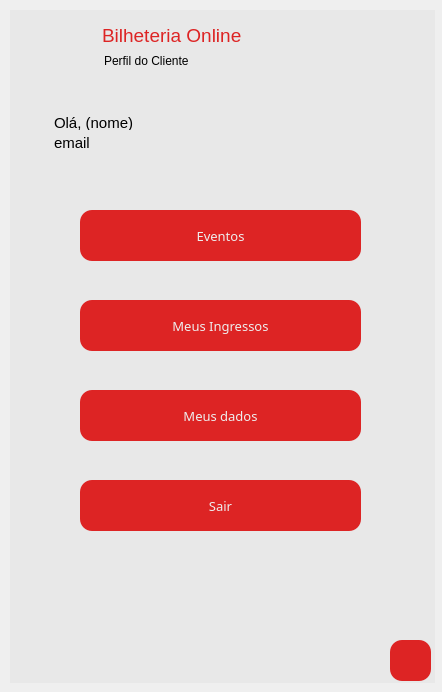
Above: telas/tela_perfilCliente.ui from ClaraFontes/bilheteria-digital before the change. Below: the same form after it.
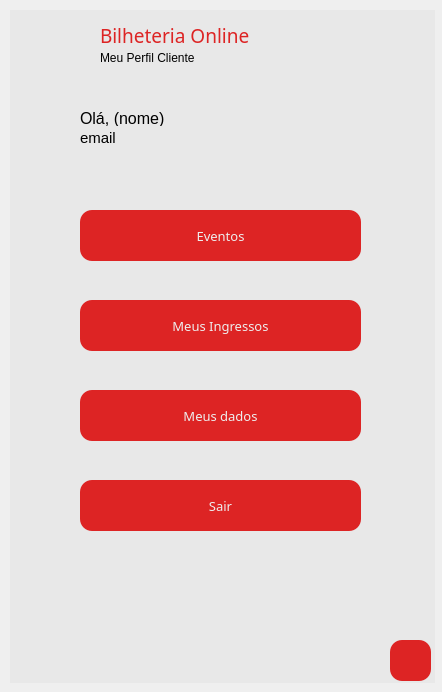
That is the form after the change. Icons and pictures are not drawn.

Commit message: nova edição nas telas e criação da tela principal.

The edit to the form file:
```diff
--- a/telas/tela_perfilCliente.ui
+++ b/telas/tela_perfilCliente.ui
@@ -103,46 +103,6 @@
      </size>
     </property>
    </widget>
-   <widget class="QTextEdit" name="texto_olaNomeAdm">
-    <property name="geometry">
-     <rect>
-      <x>40</x>
-      <y>100</y>
-      <width>181</width>
-      <height>31</height>
-     </rect>
-    </property>
-    <property name="styleSheet">
-     <string notr="true">border: none;</string>
-    </property>
-    <property name="html">
-     <string>&lt;!DOCTYPE HTML PUBLIC &quot;-//W3C//DTD HTML 4.0//EN&quot; &quot;http://www.w3.org/TR/REC-html40/strict.dtd&quot;&gt;
-&lt;html&gt;&lt;head&gt;&lt;meta name=&quot;qrichtext&quot; content=&quot;1&quot; /&gt;&lt;style type=&quot;text/css&quot;&gt;
-p, li { white-space: pre-wrap; }
-&lt;/style&gt;&lt;/head&gt;&lt;body style=&quot; font-family:'MS Shell Dlg 2'; font-size:8.25pt; font-weight:400; font-style:normal;&quot;&gt;
-&lt;p style=&quot; margin-top:0px; margin-bottom:0px; margin-left:0px; margin-right:0px; -qt-block-indent:0; text-indent:0px;&quot;&gt;&lt;span style=&quot; font-size:11pt;&quot;&gt;Olá, (nome)&lt;/span&gt;&lt;/p&gt;&lt;/body&gt;&lt;/html&gt;</string>
-    </property>
-   </widget>
-   <widget class="QTextEdit" name="texto_infoEmailADM">
-    <property name="geometry">
-     <rect>
-      <x>40</x>
-      <y>120</y>
-      <width>181</width>
-      <height>31</height>
-     </rect>
-    </property>
-    <property name="styleSheet">
-     <string notr="true">border: none;</string>
-    </property>
-    <property name="html">
-     <string>&lt;!DOCTYPE HTML PUBLIC &quot;-//W3C//DTD HTML 4.0//EN&quot; &quot;http://www.w3.org/TR/REC-html40/strict.dtd&quot;&gt;
-&lt;html&gt;&lt;head&gt;&lt;meta name=&quot;qrichtext&quot; content=&quot;1&quot; /&gt;&lt;style type=&quot;text/css&quot;&gt;
-p, li { white-space: pre-wrap; }
-&lt;/style&gt;&lt;/head&gt;&lt;body style=&quot; font-family:'MS Shell Dlg 2'; font-size:8.25pt; font-weight:400; font-style:normal;&quot;&gt;
-&lt;p style=&quot; margin-top:0px; margin-bottom:0px; margin-left:0px; margin-right:0px; -qt-block-indent:0; text-indent:0px;&quot;&gt;&lt;span style=&quot; font-size:11pt;&quot;&gt;email&lt;/span&gt;&lt;/p&gt;&lt;/body&gt;&lt;/html&gt;</string>
-    </property>
-   </widget>
    <widget class="QPushButton" name="bt_eventos">
     <property name="enabled">
      <bool>true</bool>
@@ -225,34 +185,6 @@
      <bool>false</bool>
     </property>
    </widget>
-   <widget class="QTextEdit" name="textEdit">
-    <property name="geometry">
-     <rect>
-      <x>90</x>
-      <y>40</y>
-      <width>171</width>
-      <height>31</height>
-     </rect>
-    </property>
-    <property name="font">
-     <font>
-      <family>Arial</family>
-     </font>
-    </property>
-    <property name="styleSheet">
-     <string notr="true">border: none;
-font-family: Arial;
-
-</string>
-    </property>
-    <property name="html">
-     <string>&lt;!DOCTYPE HTML PUBLIC &quot;-//W3C//DTD HTML 4.0//EN&quot; &quot;http://www.w3.org/TR/REC-html40/strict.dtd&quot;&gt;
-&lt;html&gt;&lt;head&gt;&lt;meta name=&quot;qrichtext&quot; content=&quot;1&quot; /&gt;&lt;style type=&quot;text/css&quot;&gt;
-p, li { white-space: pre-wrap; }
-&lt;/style&gt;&lt;/head&gt;&lt;body style=&quot; font-family:'Arial'; font-size:8.25pt; font-weight:400; font-style:normal;&quot;&gt;
-&lt;p style=&quot; margin-top:0px; margin-bottom:0px; margin-left:0px; margin-right:0px; -qt-block-indent:0; text-indent:0px;&quot;&gt;&lt;span style=&quot; font-family:'MS Shell Dlg 2'; font-size:9pt;&quot;&gt;Perfil do Cliente&lt;/span&gt;&lt;/p&gt;&lt;/body&gt;&lt;/html&gt;</string>
-    </property>
-   </widget>
    <widget class="QPushButton" name="bt_ingressos">
     <property name="enabled">
      <bool>true</bool>
@@ -329,27 +261,102 @@
      <string>Meus dados</string>
     </property>
    </widget>
-   <widget class="QLineEdit" name="lineEdit">
+   <widget class="QFrame" name="Topo">
     <property name="geometry">
      <rect>
-      <x>90</x>
-      <y>10</y>
-      <width>151</width>
-      <height>31</height>
+      <x>80</x>
+      <y>0</y>
+      <width>341</width>
+      <height>61</height>
      </rect>
     </property>
-    <property name="font">
-     <font>
-      <family>MS Shell Dlg 2</family>
-      <pointsize>14</pointsize>
-     </font>
-    </property>
     <property name="styleSheet">
-     <string notr="true">border: none;
+     <string notr="true">border: none;</string>
+    </property>
+    <property name="frameShape">
+     <enum>QFrame::StyledPanel</enum>
+    </property>
+    <property name="frameShadow">
+     <enum>QFrame::Raised</enum>
+    </property>
+    <widget class="QLabel" name="infoText">
+     <property name="geometry">
+      <rect>
+       <x>10</x>
+       <y>40</y>
+       <width>201</width>
+       <height>16</height>
+      </rect>
+     </property>
+     <property name="font">
+      <font>
+       <pointsize>9</pointsize>
+      </font>
+     </property>
+     <property name="text">
+      <string>Meu Perfil Cliente</string>
+     </property>
+    </widget>
+    <widget class="QLabel" name="bilheteriaText">
+     <property name="geometry">
+      <rect>
+       <x>10</x>
+       <y>10</y>
+       <width>161</width>
+       <height>31</height>
+      </rect>
+     </property>
+     <property name="font">
+      <font>
+       <family>Arial Unicode MS</family>
+       <pointsize>14</pointsize>
+      </font>
+     </property>
+     <property name="styleSheet">
+      <string notr="true">border: none;
 color: rgba(221, 33, 33, 0.99);</string>
+     </property>
+     <property name="text">
+      <string>Bilheteria Online</string>
+     </property>
+    </widget>
+   </widget>
+   <widget class="QLabel" name="emailCliente">
+    <property name="geometry">
+     <rect>
+      <x>70</x>
+      <y>120</y>
+      <width>351</width>
+      <height>16</height>
+     </rect>
     </property>
+    <property name="font">
+     <font>
+      <family>Arial</family>
+      <pointsize>11</pointsize>
+     </font>
+    </property>
     <property name="text">
-     <string>Bilheteria Online</string>
+     <string>email</string>
+    </property>
+   </widget>
+   <widget class="QLabel" name="olaCliente">
+    <property name="geometry">
+     <rect>
+      <x>70</x>
+      <y>100</y>
+      <width>351</width>
+      <height>16</height>
+     </rect>
+    </property>
+    <property name="font">
+     <font>
+      <family>Arial</family>
+      <pointsize>12</pointsize>
+     </font>
+    </property>
+    <property name="text">
+     <string>Olá, (nome)</string>
     </property>
    </widget>
   </widget>
```
Left out of the diff: 14 changed lines with no effect on the pictures. The commit also changes 10 other files.
